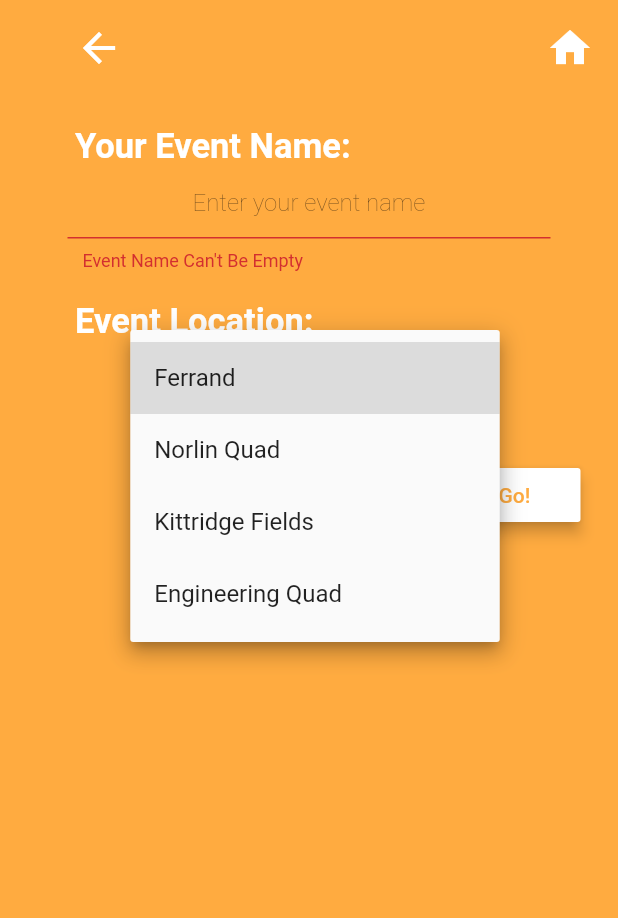
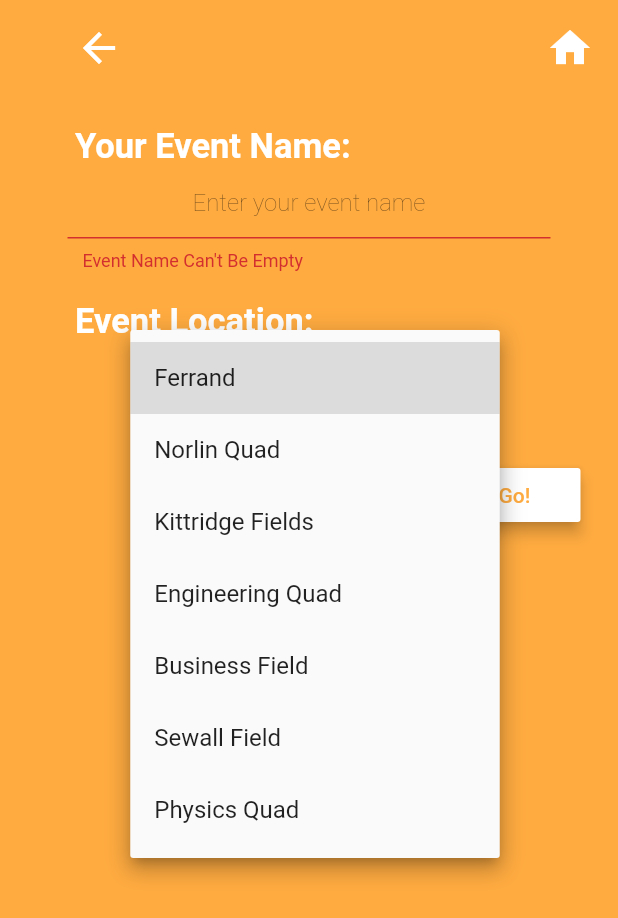
Before and after one commit to shch8713-school/PinDown, a Flutter app: the activity screen opened by its route, after a tap on "Go!", after a tap on "Select your event location", on a phone screen of 412 x 824 dp. Shown: the top 918 px of the screen. Run offline on Flutter 3.47's test engine with Material 2 defaults, Android fonts, the phone set to English and light mode, and no system bars; our stand-ins replace cloud_firestore, firebase_auth, firebase_database, flutter_datetime_picker, google_maps_flutter, google_sign_in and 1 more; missing offline and left inert: autocomplete_textfield, flutter_alert; accounts and stored records are empty; statements that could not run were skipped.

Commit message:
cleanup ui, ad fields

```diff
--- a/lib/pages/map.dart
+++ b/lib/pages/map.dart
@@ -297,13 +297,13 @@ class MapPageState extends State<MapPage> {
                   minWidth: 8.00,
                   height: 35.00,
                   child: RaisedButton(
-                      child: const Text('Choose/Create an Activity'),
+                      child: const Text('Create an Activity'),
                       textColor: Colors.white,
                       color: Colors.orangeAccent,
                       elevation: 4.0, //shadow of button
                       splashColor: Color(0xFF424242),
                       onPressed: () {
-                        Navigator.of(context).pushNamed('/event_create');
+                        Navigator.of(context).pushNamed('/activity_search');
                       }),
                 ),
               ),
--- a/lib/services/activity_search.dart
+++ b/lib/services/activity_search.dart
@@ -52,7 +52,7 @@ class _activityState extends State<activity> {
                   ),
                   tooltip: 'Back to searching activity',
                   onPressed: (){
-                    Navigator.of(context).pushNamed('/event_create');
+                    Navigator.of(context).pushNamed('/home');
                   },
                 ),
               SizedBox(width: 250.0,),
@@ -65,7 +65,7 @@ class _activityState extends State<activity> {
                 ),
                 tooltip: 'Home(Map) Page',
                 onPressed: (){
-                  Navigator.of(context).pushNamed('/map');
+                  Navigator.of(context).pushNamed('/home');
                 },
               ),
 //                child: Align(
@@ -139,7 +139,7 @@ class _activityState extends State<activity> {
                   child: Align(
                     alignment: Alignment.center,
                     child: DropdownButton(
-                      items: <String>['Ferrand', 'Norlin Quad', 'Kittridge Fields', 'Engineering Quad'].map((String value){
+                      items: <String>['Ferrand', 'Norlin Quad', 'Kittridge Fields', 'Engineering Quad', 'Business Field', 'Sewall Field', 'Physics Quad'].map((String value){
                         return new DropdownMenuItem<String>(
                           value: value,
                           child: new Text(value),
--- a/lib/services/classes.dart
+++ b/lib/services/classes.dart
@@ -4,6 +4,7 @@ import 'package:flutter_alert/flutter_alert.dart';
 import 'globals.dart' as globals;
 import 'package:google_maps_flutter/google_maps_flutter.dart';
 import 'package:pickup_app/pages/map.dart';
+import 'dart:math';
 //add dependency "firebase_database: ^2.0.3" to pubspec.yaml
 
 //import 'package:flutter/material.dart';
@@ -63,10 +64,13 @@ class User {
 //globals.fields = fields;
 
 var fields = [
-  createField('Ferrand', 40.006009, -105.267693, 1),
-  createField('Norlin Quad', 40.008729, -105.271468, 2),
-  createField('Kittridge Fields', 40.002974, -105.259576, 3),
-  createField('Engineering Quad', 40.006813, -105.264942, 4)
+  createField('Ferrand', 40.005995, -105.269660, 1),
+  createField('Norlin Quad', 40.008309, -105.273120, 2),
+  createField('Kittridge Fields', 40.002470, -105.259921, 3),
+  createField('Engineering Quad', 40.006627, -105.265233, 4),
+  createField('Business Field', 40.005221, -105.262992, 5),
+  createField('Sewall Field', 40.009507, -105.271183, 6),
+  createField('Physics Quad', 40.007350, -105.268030, 7)
 ];
 
 void mapfields() {
@@ -175,6 +179,17 @@ void createGame(
   var location = new Field(fieldname, fieldlat, fieldlon, id);
   var game = new Game.full(title, location);
   String allusers = globals.userId;
+  //creating random value
+  final _random = new Random();
+  /**
+   * Generates a positive random integer uniformly distributed on the range
+   * from [min], inclusive, to [max], exclusive.
+   */
+  double next() => _random.nextDouble();
+  double latadd = next()/3000;
+  double lonadd = next()/3000;
+  //end random value deal
+
   dbref.child('games').child(game.gametype).set({
     //create game in database
     'location': game.playspace.name,
@@ -184,8 +199,8 @@ void createGame(
   dbref.child('games').child(title).child('field').set({
     //create field in game
     'name': location.name,
-    'lat': location.lat,
-    'lon': location.lon,
+    'lat': location.lat + latadd,
+    'lon': location.lon + lonadd,
   });
 }
 
--- a/lib/services/globals.dart
+++ b/lib/services/globals.dart
@@ -3,7 +3,15 @@ import 'package:google_maps_flutter/google_maps_flutter.dart';
 import 'classes.dart';
 
 List<Game> gameslist = [];
-List<Field> fields =  [createField('Ferrand', 40.006009, -105.267693, 1), createField('Norlin Quad', 40.008729, -105.271468, 2), createField('Kittridge Fields', 40.002974, -105.259576, 3), createField('Engineering Quad', 40.006813, -105.264942, 4)];
+List<Field> fields =  [
+  createField('Ferrand', 40.005995, -105.269660, 1),
+  createField('Norlin Quad', 40.008309, -105.273120, 2),
+  createField('Kittridge Fields', 40.002470, -105.259921, 3),
+  createField('Engineering Quad', 40.006627, -105.265233, 4),
+  createField('Business Field', 40.005221, -105.262992, 5),
+  createField('Sewall Field', 40.009507, -105.271183, 6),
+  createField('Physics Quad', 40.007350, -105.268030, 7)
+];
 User myUser;
 String userId;
 String userEmail;
```
Also changed, not shown: 1 other file.
